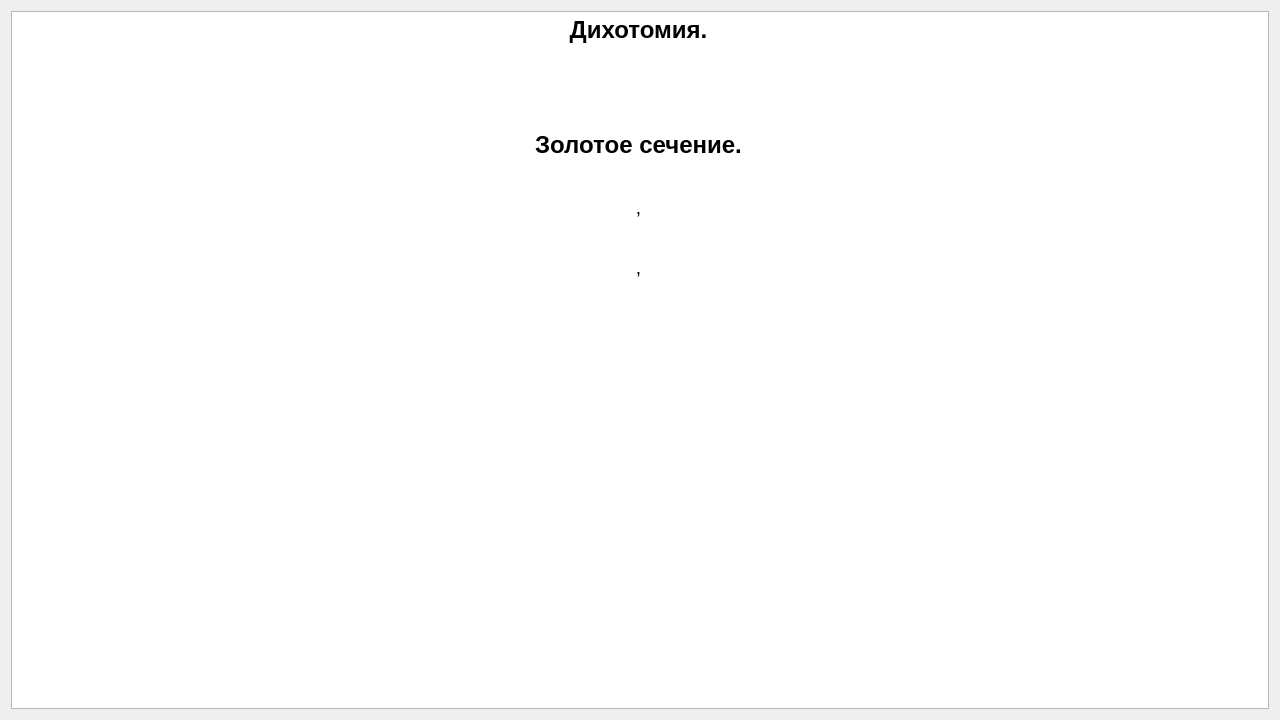
BiGoRGgg/KambulovaVukolovRyzhov, file Programm/Formulars.ui: the form before one commit.
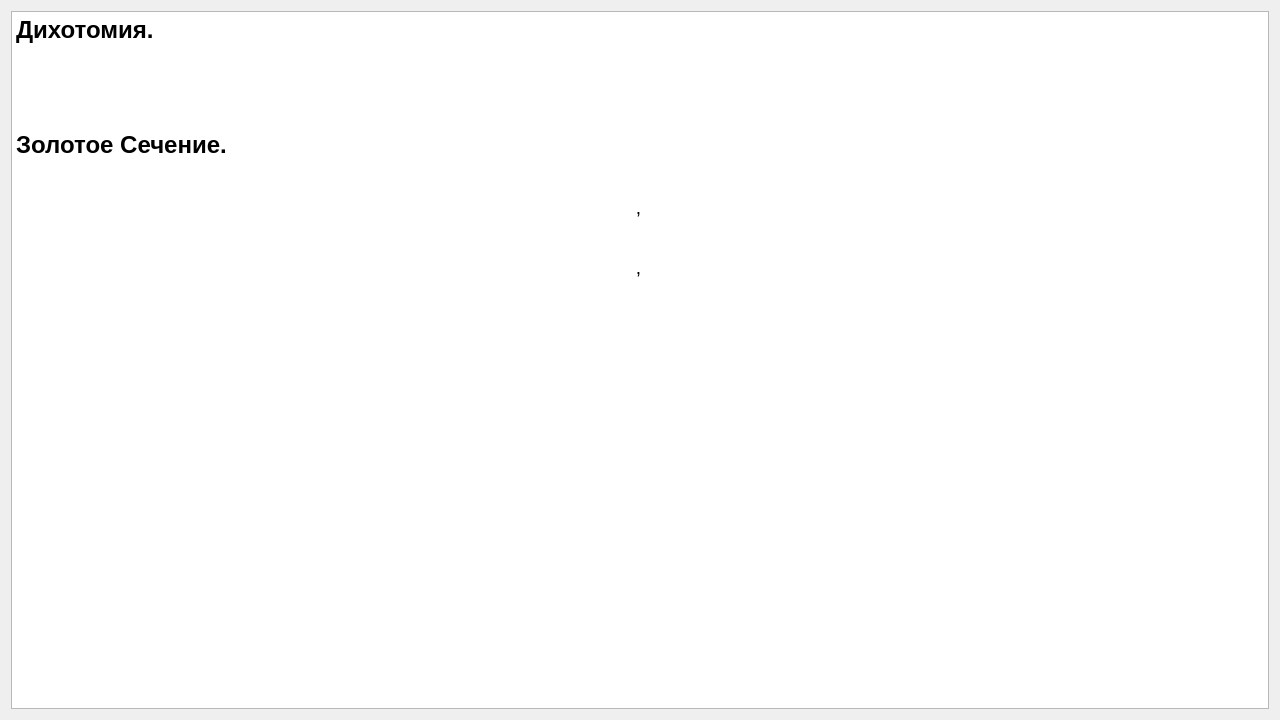
The form after the commit. Icons and pictures are not drawn.

Patch:
```diff
--- a/Programm/Formulars.ui
+++ b/Programm/Formulars.ui
@@ -21,20 +21,22 @@
 &lt;html&gt;&lt;head&gt;&lt;meta name=&quot;qrichtext&quot; content=&quot;1&quot; /&gt;&lt;style type=&quot;text/css&quot;&gt;
 p, li { white-space: pre-wrap; }
 &lt;/style&gt;&lt;/head&gt;&lt;body style=&quot; font-family:'MS Shell Dlg 2'; font-size:8.25pt; font-weight:400; font-style:normal;&quot;&gt;
-&lt;p align=&quot;center&quot; style=&quot; margin-top:12px; margin-bottom:12px; margin-left:0px; margin-right:0px; -qt-block-indent:0; text-indent:0px;&quot;&gt;&lt;span style=&quot; font-family:'Times New Roman,serif'; font-size:18pt; font-weight:600;&quot;&gt;Дихотомия.&lt;/span&gt;&lt;span style=&quot; font-size:8pt;&quot;&gt; &lt;/span&gt;&lt;/p&gt;
-&lt;p align=&quot;center&quot; style=&quot; margin-top:0px; margin-bottom:0px; margin-left:0px; margin-right:0px; -qt-block-indent:0; text-indent:0px; background-color:#ffffff;&quot;&gt;&lt;img src=&quot;file:///C:\Users\error\AppData\Local\Temp\msohtmlclip1\01\clip_image002.png&quot; width=&quot;83&quot; height=&quot;46&quot; /&gt;&lt;span style=&quot; font-size:8pt;&quot;&gt; &lt;/span&gt;&lt;/p&gt;
-&lt;p align=&quot;center&quot; style=&quot; margin-top:12px; margin-bottom:12px; margin-left:0px; margin-right:0px; -qt-block-indent:0; text-indent:0px; background-color:#ffffff;&quot;&gt;&lt;img src=&quot;file:///C:\Users\error\AppData\Local\Temp\msohtmlclip1\01\clip_image004.png&quot; width=&quot;222&quot; height=&quot;42&quot; /&gt;&lt;span style=&quot; font-size:8pt;&quot;&gt; &lt;/span&gt;&lt;/p&gt;
-&lt;p align=&quot;center&quot; style=&quot; margin-top:12px; margin-bottom:12px; margin-left:0px; margin-right:0px; -qt-block-indent:0; text-indent:0px;&quot;&gt;&lt;img src=&quot;file:///C:\Users\error\AppData\Local\Temp\msohtmlclip1\01\clip_image006.png&quot; width=&quot;75&quot; height=&quot;45&quot; /&gt;&lt;span style=&quot; font-size:8pt;&quot;&gt; &lt;/span&gt;&lt;/p&gt;
-&lt;p align=&quot;center&quot; style=&quot; margin-top:12px; margin-bottom:12px; margin-left:0px; margin-right:0px; -qt-block-indent:0; text-indent:0px;&quot;&gt;&lt;span style=&quot; font-family:'Times New Roman,serif'; font-size:18pt; font-weight:600;&quot;&gt;Золотое сечение.&lt;/span&gt;&lt;span style=&quot; font-size:8pt;&quot;&gt; &lt;/span&gt;&lt;/p&gt;
-&lt;p align=&quot;center&quot; style=&quot; margin-top:12px; margin-bottom:12px; margin-left:0px; margin-right:0px; -qt-block-indent:0; text-indent:0px;&quot;&gt;&lt;img src=&quot;file:///C:\Users\error\AppData\Local\Temp\msohtmlclip1\01\clip_image008.png&quot; width=&quot;146&quot; height=&quot;45&quot; /&gt;&lt;span style=&quot; font-size:8pt;&quot;&gt; &lt;/span&gt;&lt;/p&gt;
-&lt;p align=&quot;center&quot; style=&quot; margin-top:12px; margin-bottom:12px; margin-left:0px; margin-right:0px; -qt-block-indent:0; text-indent:0px;&quot;&gt;&lt;img src=&quot;file:///C:\Users\error\AppData\Local\Temp\msohtmlclip1\01\clip_image010.png&quot; width=&quot;164&quot; height=&quot;25&quot; /&gt;&lt;span style=&quot; font-family:'Times New Roman,serif'; font-size:14pt;&quot;&gt;,&lt;/span&gt;&lt;span style=&quot; font-size:8pt;&quot;&gt; &lt;/span&gt;&lt;/p&gt;
-&lt;p align=&quot;center&quot; style=&quot; margin-top:12px; margin-bottom:12px; margin-left:0px; margin-right:0px; -qt-block-indent:0; text-indent:0px;&quot;&gt;&lt;img src=&quot;file:///C:\Users\error\AppData\Local\Temp\msohtmlclip1\01\clip_image012.png&quot; width=&quot;109&quot; height=&quot;45&quot; /&gt;&lt;span style=&quot; font-size:8pt;&quot;&gt; &lt;/span&gt;&lt;/p&gt;
-&lt;p align=&quot;center&quot; style=&quot; margin-top:12px; margin-bottom:12px; margin-left:0px; margin-right:0px; -qt-block-indent:0; text-indent:0px;&quot;&gt;&lt;img src=&quot;file:///C:\Users\error\AppData\Local\Temp\msohtmlclip1\01\clip_image014.png&quot; width=&quot;125&quot; height=&quot;25&quot; /&gt;&lt;span style=&quot; font-family:'Times New Roman,serif'; font-size:14pt;&quot;&gt;,&lt;/span&gt;&lt;span style=&quot; font-size:8pt;&quot;&gt; &lt;/span&gt;&lt;/p&gt;
-&lt;p align=&quot;center&quot; style=&quot; margin-top:12px; margin-bottom:12px; margin-left:0px; margin-right:0px; -qt-block-indent:0; text-indent:0px;&quot;&gt;&lt;img src=&quot;file:///C:\Users\error\AppData\Local\Temp\msohtmlclip1\01\clip_image016.png&quot; width=&quot;178&quot; height=&quot;50&quot; /&gt;&lt;span style=&quot; font-size:8pt;&quot;&gt; &lt;/span&gt;&lt;/p&gt;
-&lt;p align=&quot;center&quot; style=&quot; margin-top:12px; margin-bottom:12px; margin-left:0px; margin-right:0px; -qt-block-indent:0; text-indent:0px;&quot;&gt;&lt;img src=&quot;file:///C:\Users\error\AppData\Local\Temp\msohtmlclip1\01\clip_image018.png&quot; width=&quot;150&quot; height=&quot;50&quot; /&gt;&lt;span style=&quot; font-size:8pt;&quot;&gt; &lt;/span&gt;&lt;/p&gt;
-&lt;p align=&quot;center&quot; style=&quot; margin-top:12px; margin-bottom:12px; margin-left:0px; margin-right:0px; -qt-block-indent:0; text-indent:0px;&quot;&gt;&lt;img src=&quot;file:///C:\Users\error\AppData\Local\Temp\msohtmlclip1\01\clip_image020.png&quot; width=&quot;197&quot; height=&quot;50&quot; /&gt;&lt;span style=&quot; font-size:8pt;&quot;&gt; &lt;/span&gt;&lt;/p&gt;
-&lt;p align=&quot;center&quot; style=&quot; margin-top:12px; margin-bottom:12px; margin-left:0px; margin-right:0px; -qt-block-indent:0; text-indent:0px;&quot;&gt;&lt;img src=&quot;file:///C:\Users\error\AppData\Local\Temp\msohtmlclip1\01\clip_image022.png&quot; width=&quot;354&quot; height=&quot;50&quot; /&gt;&lt;span style=&quot; font-size:8pt;&quot;&gt; &lt;/span&gt;&lt;/p&gt;
-&lt;p align=&quot;center&quot; style=&quot; margin-top:12px; margin-bottom:12px; margin-left:0px; margin-right:0px; -qt-block-indent:0; text-indent:0px;&quot;&gt;&lt;img src=&quot;file:///C:\Users\error\AppData\Local\Temp\msohtmlclip1\01\clip_image024.png&quot; width=&quot;366&quot; height=&quot;50&quot; /&gt;&lt;span style=&quot; font-size:8pt;&quot;&gt; &lt;/span&gt;&lt;/p&gt;&lt;/body&gt;&lt;/html&gt;</string>
+&lt;p style=&quot; margin-top:12px; margin-bottom:12px; margin-left:0px; margin-right:0px; -qt-block-indent:0; text-indent:0px;&quot;&gt;&lt;span style=&quot; font-family:'Times New Roman,serif'; font-size:18pt; font-weight:600;&quot;&gt;Дихотомия.&lt;/span&gt;&lt;span style=&quot; font-size:8pt;&quot;&gt; &lt;/span&gt;&lt;/p&gt;
+&lt;p align=&quot;center&quot; style=&quot; margin-top:0px; margin-bottom:0px; margin-left:0px; margin-right:0px; -qt-block-indent:0; text-indent:0px; background-color:#ffffff;&quot;&gt;&lt;img src=&quot;file:///C:\Users\error\AppData\Local\Temp\msohtmlclip1\01\clip_image002.png&quot; width=&quot;83&quot; height=&quot;44&quot; /&gt;&lt;span style=&quot; font-size:8pt;&quot;&gt; &lt;/span&gt;&lt;/p&gt;
+&lt;p style=&quot; margin-top:12px; margin-bottom:12px; margin-left:0px; margin-right:0px; -qt-block-indent:0; text-indent:0px; background-color:#ffffff;&quot;&gt;&lt;img src=&quot;file:///C:\Users\error\AppData\Local\Temp\msohtmlclip1\01\clip_image004.png&quot; width=&quot;222&quot; height=&quot;40&quot; /&gt;&lt;span style=&quot; font-size:8pt;&quot;&gt; &lt;/span&gt;&lt;/p&gt;
+&lt;p style=&quot; margin-top:12px; margin-bottom:12px; margin-left:0px; margin-right:0px; -qt-block-indent:0; text-indent:0px;&quot;&gt;&lt;img src=&quot;file:///C:\Users\error\AppData\Local\Temp\msohtmlclip1\01\clip_image006.png&quot; width=&quot;75&quot; height=&quot;44&quot; /&gt;&lt;span style=&quot; font-size:8pt;&quot;&gt; &lt;/span&gt;&lt;/p&gt;
+&lt;p style=&quot; margin-top:12px; margin-bottom:12px; margin-left:0px; margin-right:0px; -qt-block-indent:0; text-indent:0px;&quot;&gt;&lt;span style=&quot; font-family:'Times New Roman,serif'; font-size:18pt; font-weight:600;&quot;&gt;Золотое Сечение.&lt;/span&gt;&lt;span style=&quot; font-size:8pt;&quot;&gt; &lt;/span&gt;&lt;/p&gt;
+&lt;p style=&quot; margin-top:12px; margin-bottom:12px; margin-left:0px; margin-right:0px; -qt-block-indent:0; text-indent:0px;&quot;&gt;&lt;img src=&quot;file:///C:\Users\error\AppData\Local\Temp\msohtmlclip1\01\clip_image008.png&quot; width=&quot;146&quot; height=&quot;44&quot; /&gt;&lt;span style=&quot; font-size:8pt;&quot;&gt; &lt;/span&gt;&lt;/p&gt;
+&lt;p align=&quot;center&quot; style=&quot; margin-top:12px; margin-bottom:12px; margin-left:0px; margin-right:0px; -qt-block-indent:0; text-indent:0px;&quot;&gt;&lt;img src=&quot;file:///C:\Users\error\AppData\Local\Temp\msohtmlclip1\01\clip_image010.png&quot; width=&quot;164&quot; height=&quot;24&quot; /&gt;&lt;span style=&quot; font-family:'Times New Roman,serif'; font-size:14pt;&quot;&gt;,&lt;/span&gt;&lt;span style=&quot; font-size:8pt;&quot;&gt; &lt;/span&gt;&lt;/p&gt;
+&lt;p style=&quot; margin-top:12px; margin-bottom:12px; margin-left:0px; margin-right:0px; -qt-block-indent:0; text-indent:0px;&quot;&gt;&lt;img src=&quot;file:///C:\Users\error\AppData\Local\Temp\msohtmlclip1\01\clip_image012.png&quot; width=&quot;109&quot; height=&quot;44&quot; /&gt;&lt;span style=&quot; font-size:8pt;&quot;&gt; &lt;/span&gt;&lt;/p&gt;
+&lt;p align=&quot;center&quot; style=&quot; margin-top:12px; margin-bottom:12px; margin-left:0px; margin-right:0px; -qt-block-indent:0; text-indent:0px;&quot;&gt;&lt;img src=&quot;file:///C:\Users\error\AppData\Local\Temp\msohtmlclip1\01\clip_image014.png&quot; width=&quot;125&quot; height=&quot;24&quot; /&gt;&lt;span style=&quot; font-family:'Times New Roman,serif'; font-size:14pt;&quot;&gt;,&lt;/span&gt;&lt;span style=&quot; font-size:8pt;&quot;&gt; &lt;/span&gt;&lt;/p&gt;
+&lt;p style=&quot; margin-top:12px; margin-bottom:12px; margin-left:0px; margin-right:0px; -qt-block-indent:0; text-indent:0px;&quot;&gt;&lt;img src=&quot;file:///C:\Users\error\AppData\Local\Temp\msohtmlclip1\01\clip_image016.png&quot; width=&quot;178&quot; height=&quot;49&quot; /&gt;&lt;span style=&quot; font-size:8pt;&quot;&gt; &lt;/span&gt;&lt;/p&gt;
+&lt;p style=&quot; margin-top:12px; margin-bottom:12px; margin-left:0px; margin-right:0px; -qt-block-indent:0; text-indent:0px;&quot;&gt;&lt;img src=&quot;file:///C:\Users\error\AppData\Local\Temp\msohtmlclip1\01\clip_image018.png&quot; width=&quot;150&quot; height=&quot;49&quot; /&gt;&lt;span style=&quot; font-size:8pt;&quot;&gt; &lt;/span&gt;&lt;/p&gt;
+&lt;p style=&quot; margin-top:12px; margin-bottom:12px; margin-left:0px; margin-right:0px; -qt-block-indent:0; text-indent:0px;&quot;&gt;&lt;img src=&quot;file:///C:\Users\error\AppData\Local\Temp\msohtmlclip1\01\clip_image020.png&quot; width=&quot;197&quot; height=&quot;49&quot; /&gt;&lt;span style=&quot; font-size:8pt;&quot;&gt; &lt;/span&gt;&lt;/p&gt;
+&lt;p style=&quot; margin-top:12px; margin-bottom:12px; margin-left:0px; margin-right:0px; -qt-block-indent:0; text-indent:0px;&quot;&gt;&lt;img src=&quot;file:///C:\Users\error\AppData\Local\Temp\msohtmlclip1\01\clip_image022.png&quot; width=&quot;354&quot; height=&quot;49&quot; /&gt;&lt;span style=&quot; font-size:8pt;&quot;&gt; &lt;/span&gt;&lt;/p&gt;
+&lt;p style=&quot; margin-top:12px; margin-bottom:12px; margin-left:0px; margin-right:0px; -qt-block-indent:0; text-indent:0px;&quot;&gt;&lt;img src=&quot;file:///C:\Users\error\AppData\Local\Temp\msohtmlclip1\01\clip_image024.png&quot; width=&quot;366&quot; height=&quot;49&quot; /&gt;&lt;span style=&quot; font-size:8pt;&quot;&gt; &lt;/span&gt;&lt;/p&gt;
+&lt;p align=&quot;center&quot; style=&quot; margin-top:12px; margin-bottom:12px; margin-left:0px; margin-right:0px; -qt-block-indent:0; text-indent:0px;&quot;&gt;&lt;span style=&quot; font-family:'Times New Roman,serif'; font-size:20pt; font-weight:600;&quot;&gt; &lt;/span&gt;&lt;span style=&quot; font-size:8pt;&quot;&gt; &lt;/span&gt;&lt;/p&gt;
+&lt;p style=&quot; margin-top:12px; margin-bottom:12px; margin-left:0px; margin-right:0px; -qt-block-indent:0; text-indent:0px;&quot;&gt;&lt;span style=&quot; font-family:'Times New Roman,serif'; font-size:18pt; font-weight:600;&quot;&gt; &lt;/span&gt;&lt;span style=&quot; font-size:8pt;&quot;&gt; &lt;/span&gt;&lt;/p&gt;&lt;/body&gt;&lt;/html&gt;</string>
      </property>
     </widget>
    </item>
```
